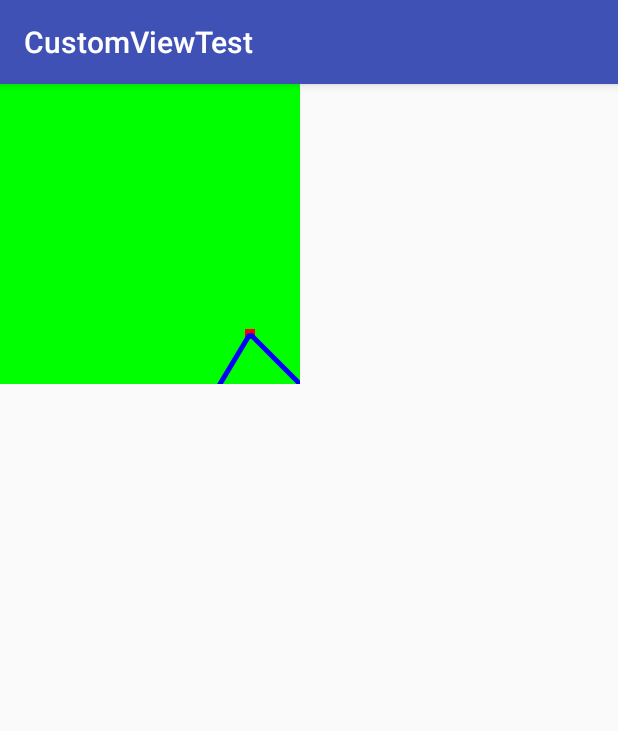
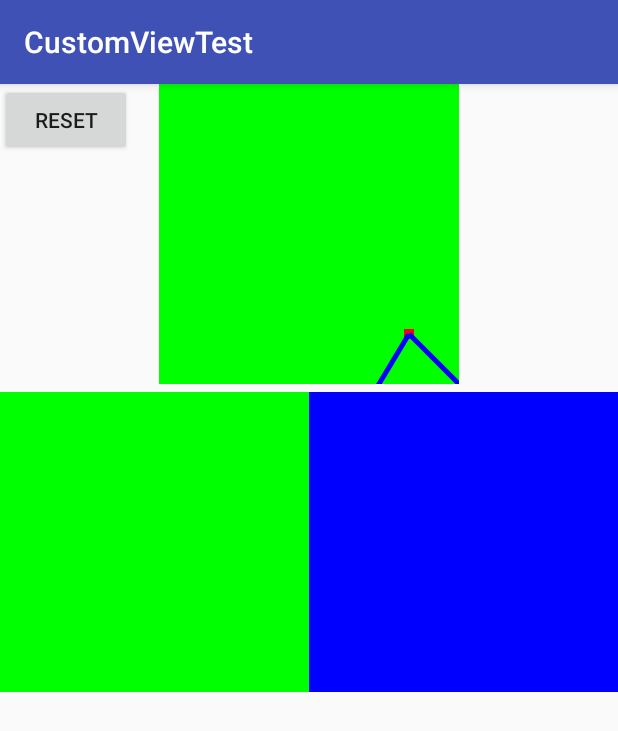
Before and after one commit to xiaweizi/CustomViewTest, an Android app: the BezierActivity screen opened directly, with no data from a screen before it, on a phone screen of 412 x 824 dp. Shown: the top 731 px of the screen. Run offline under Robolectric (Android 15) with nearby library versions, the light colour scheme and no system bars.

Commit message:
[dev] 添加手势贝塞尔曲线

```diff
--- /dev/null
+++ b/app/src/main/java/com/example/xiaweizi/customviewtest/view/BezierGestureTrackView.java
@@ -0,0 +1,84 @@
+package com.example.xiaweizi.customviewtest.view;
+
+import android.content.Context;
+import android.graphics.Canvas;
+import android.graphics.Color;
+import android.graphics.Paint;
+import android.graphics.Path;
+import android.util.AttributeSet;
+import android.view.MotionEvent;
+import android.view.View;
+
+/**
+ * <pre>
+ *     author : xiaweizi
+ *     class  : com.example.xiaweizi.customviewtest.view.NormalGestureTrackView
+ *     e-mail : 1012126908@qq.com
+ *     time   : 2018/10/16
+ *     desc   :
+ * </pre>
+ */
+
+public class BezierGestureTrackView extends View {
+
+    private Paint mPaint;
+    private Path mPath = new Path();
+
+    private void initPaint() {
+        mPaint = new Paint(Paint.ANTI_ALIAS_FLAG);
+        mPaint.setColor(Color.RED);
+        mPaint.setStyle(Paint.Style.STROKE);
+        mPaint.setStrokeWidth(6);
+    }
+
+
+    public BezierGestureTrackView(Context context) {
+        this(context, null);
+    }
+
+    public BezierGestureTrackView(Context context, AttributeSet attrs) {
+        this(context, attrs, 0);
+    }
+
+    public BezierGestureTrackView(Context context, AttributeSet attrs, int defStyle) {
+        super(context, attrs, defStyle);
+        initView(context, attrs, defStyle);
+    }
+
+    private void initView(Context context, AttributeSet attrs, int defStyle) {
+        initPaint();
+    }
+
+    private float mPreX, mPreY;
+
+    @Override
+    public boolean onTouchEvent(MotionEvent event) {
+        switch (event.getAction()) {
+            case MotionEvent.ACTION_DOWN:
+                mPath.moveTo(event.getX(), event.getY());
+                mPreX = event.getX();
+                mPreY = event.getY();
+                return true;
+            case MotionEvent.ACTION_MOVE:
+                float endX = (mPreX + event.getX()) / 2;
+                float endY = (mPreY + event.getY()) / 2;
+                mPath.quadTo(mPreX, mPreY, endX, endY);
+                mPreX = event.getX();
+                mPreY = event.getY();
+                invalidate();
+                break;
+        }
+        return super.onTouchEvent(event);
+    }
+
+    public void reset() {
+        mPath.reset();
+        invalidate();
+    }
+
+    @Override
+    protected void onDraw(Canvas canvas) {
+        super.onDraw(canvas);
+        canvas.drawPath(mPath, mPaint);
+    }
+}
--- a/app/src/main/java/com/example/xiaweizi/customviewtest/view/BezierView.java
+++ b/app/src/main/java/com/example/xiaweizi/customviewtest/view/BezierView.java
@@ -79,6 +79,12 @@ public class BezierView extends View {
         canvas.drawLine(controlX, controlY, endX, endY, mPaint);
     }
 
+    public void reset() {
+        controlX = 250;
+        controlY = 250;
+        invalidate();
+    }
+
     @Override
     public boolean dispatchTouchEvent(MotionEvent event) {
         controlX = (int) event.getX();
--- /dev/null
+++ b/app/src/main/java/com/example/xiaweizi/customviewtest/view/NormalGestureTrackView.java
@@ -0,0 +1,76 @@
+package com.example.xiaweizi.customviewtest.view;
+
+import android.content.Context;
+import android.graphics.Canvas;
+import android.graphics.Color;
+import android.graphics.Paint;
+import android.graphics.Path;
+import android.util.AttributeSet;
+import android.view.MotionEvent;
+import android.view.View;
+
+/**
+ * <pre>
+ *     author : xiaweizi
+ *     class  : com.example.xiaweizi.customviewtest.view.NormalGestureTrackView
+ *     e-mail : 1012126908@qq.com
+ *     time   : 2018/10/16
+ *     desc   :
+ * </pre>
+ */
+
+public class NormalGestureTrackView extends View {
+
+    private Paint mPaint;
+    private Path mPath = new Path();
+
+    private void initPaint() {
+        mPaint = new Paint(Paint.ANTI_ALIAS_FLAG);
+        mPaint.setColor(Color.RED);
+        mPaint.setStyle(Paint.Style.STROKE);
+        mPaint.setStrokeWidth(6);
+    }
+
+
+    public NormalGestureTrackView(Context context) {
+        this(context, null);
+    }
+
+    public NormalGestureTrackView(Context context, AttributeSet attrs) {
+        this(context, attrs, 0);
+    }
+
+    public NormalGestureTrackView(Context context, AttributeSet attrs, int defStyle) {
+        super(context, attrs, defStyle);
+        initView(context, attrs, defStyle);
+    }
+
+    private void initView(Context context, AttributeSet attrs, int defStyle) {
+        initPaint();
+    }
+
+    @Override
+    public boolean onTouchEvent(MotionEvent event) {
+        switch (event.getAction()) {
+            case MotionEvent.ACTION_DOWN:
+                mPath.moveTo(event.getX(), event.getY());
+                return true;
+            case MotionEvent.ACTION_MOVE:
+                mPath.lineTo(event.getX(), event.getY());
+                postInvalidate();
+                break;
+        }
+        return super.onTouchEvent(event);
+    }
+
+    public void reset() {
+        mPath.reset();
+        invalidate();
+    }
+
+    @Override
+    protected void onDraw(Canvas canvas) {
+        super.onDraw(canvas);
+        canvas.drawPath(mPath, mPaint);
+    }
+}
--- a/app/src/main/res/layout/activity_bezier.xml
+++ b/app/src/main/res/layout/activity_bezier.xml
@@ -6,9 +6,52 @@
     android:layout_height="match_parent"
     tools:context="com.example.xiaweizi.customviewtest.BezierActivity">
 
-    <com.example.xiaweizi.customviewtest.view.BezierView
-        android:background="#0f0"
-        android:layout_width="200dp"
-        android:layout_height="200dp" />
+    <ScrollView
+        android:layout_width="match_parent"
+        android:layout_height="match_parent">
+
+        <LinearLayout
+            android:layout_width="match_parent"
+            android:layout_height="wrap_content"
+            android:gravity="center"
+            android:orientation="vertical">
+
+            <com.example.xiaweizi.customviewtest.view.BezierView
+                android:id="@+id/bezier_view"
+                android:layout_width="200dp"
+                android:layout_height="200dp"
+                android:background="#0f0" />
+
+            <LinearLayout
+                android:layout_width="match_parent"
+                android:layout_height="200dp"
+                android:layout_marginTop="5dp"
+                android:orientation="horizontal">
+
+                <com.example.xiaweizi.customviewtest.view.NormalGestureTrackView
+                    android:id="@+id/normal_gesture_track"
+                    android:layout_width="0dp"
+                    android:layout_height="match_parent"
+                    android:layout_weight="1"
+                    android:background="#0f0" />
+
+                <com.example.xiaweizi.customviewtest.view.BezierGestureTrackView
+                    android:id="@+id/bezier_gesture_track"
+                    android:layout_width="0dp"
+                    android:layout_height="match_parent"
+                    android:layout_weight="1"
+                    android:background="#00f" />
+
+
+            </LinearLayout>
+
+        </LinearLayout>
+    </ScrollView>
+
+    <Button
+        android:id="@+id/reset"
+        android:layout_width="wrap_content"
+        android:layout_height="wrap_content"
+        android:text="reset" />
 
 </android.support.constraint.ConstraintLayout>
```
Also changed, not shown: app/src/main/java/com/example/xiaweizi/customviewtest/BezierActivity.java (+13 -0 lines).
